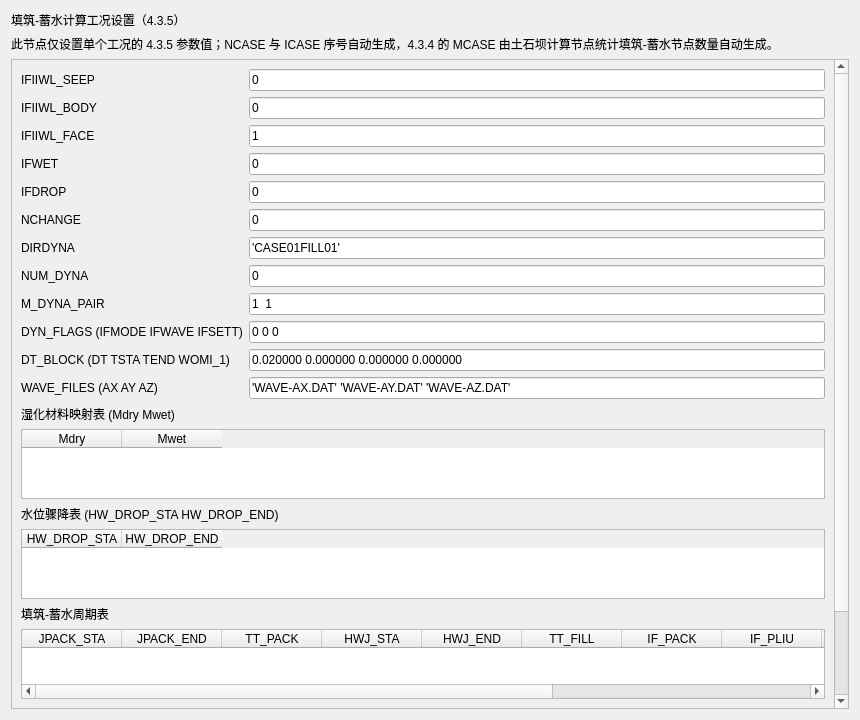
Above: plugins/Base_Slover/FillStorageCyclePage.ui from asd977/base_cae before the change. Below: the same form after it.
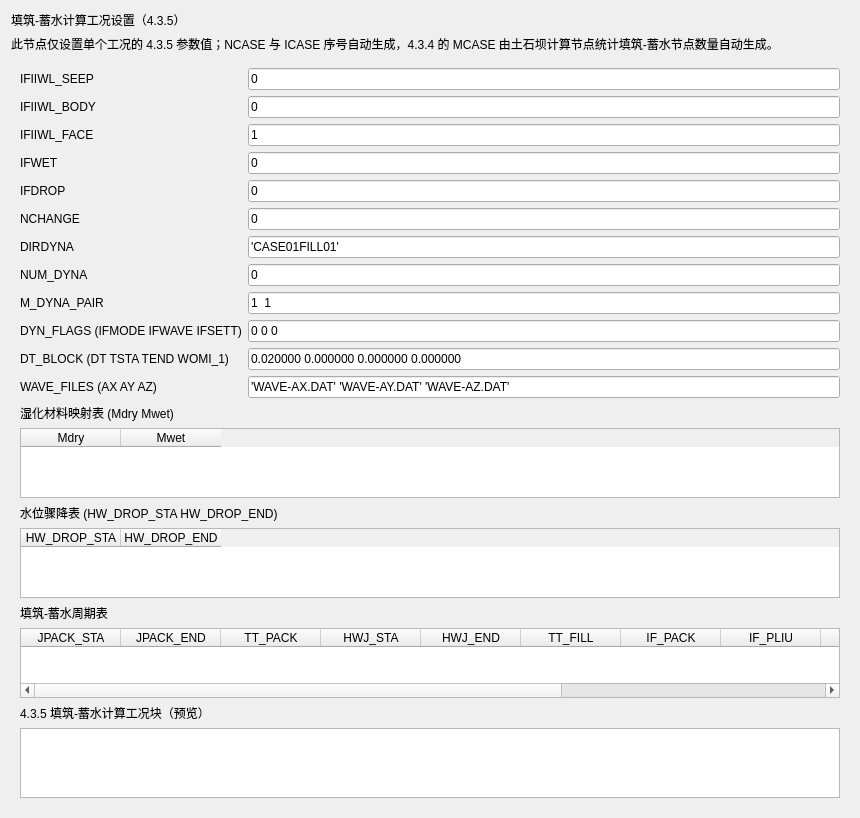
That is the form after the change.

Commit message: refactor(ui): remove scroll areas from dam analysis pages

The edit to the form file:
```diff
--- a/plugins/Base_Slover/FillStorageCyclePage.ui
+++ b/plugins/Base_Slover/FillStorageCyclePage.ui
@@ -8,8 +8,6 @@
    <item><widget class="QLabel" name="titleLabel"><property name="text"><string>填筑-蓄水计算工况设置（4.3.5）</string></property></widget></item>
    <item><widget class="QLabel" name="tipLabel"><property name="text"><string>此节点仅设置单个工况的 4.3.5 参数值；NCASE 与 ICASE 序号自动生成，4.3.4 的 MCASE 由土石坝计算节点统计填筑-蓄水节点数量自动生成。</string></property><property name="wordWrap"><bool>true</bool></property></widget></item>
    <item>
-    <widget class="QScrollArea" name="scrollArea">
-     <property name="widgetResizable"><bool>true</bool></property>
      <widget class="QWidget" name="scrollAreaWidgetContents">
       <layout class="QVBoxLayout" name="verticalLayoutContent">
        <item>
@@ -49,7 +47,6 @@
        <item><widget class="QLabel" name="labelSection"><property name="text"><string>4.3.5 填筑-蓄水计算工况块（预览）</string></property></widget></item>
        <item><widget class="QPlainTextEdit" name="plainTextEditSection"/></item>
       </layout>
-     </widget>
     </widget>
    </item>
   </layout>
```
Lines whose indentation alone changed are shown as unchanged. The commit also changes 1 other file.
